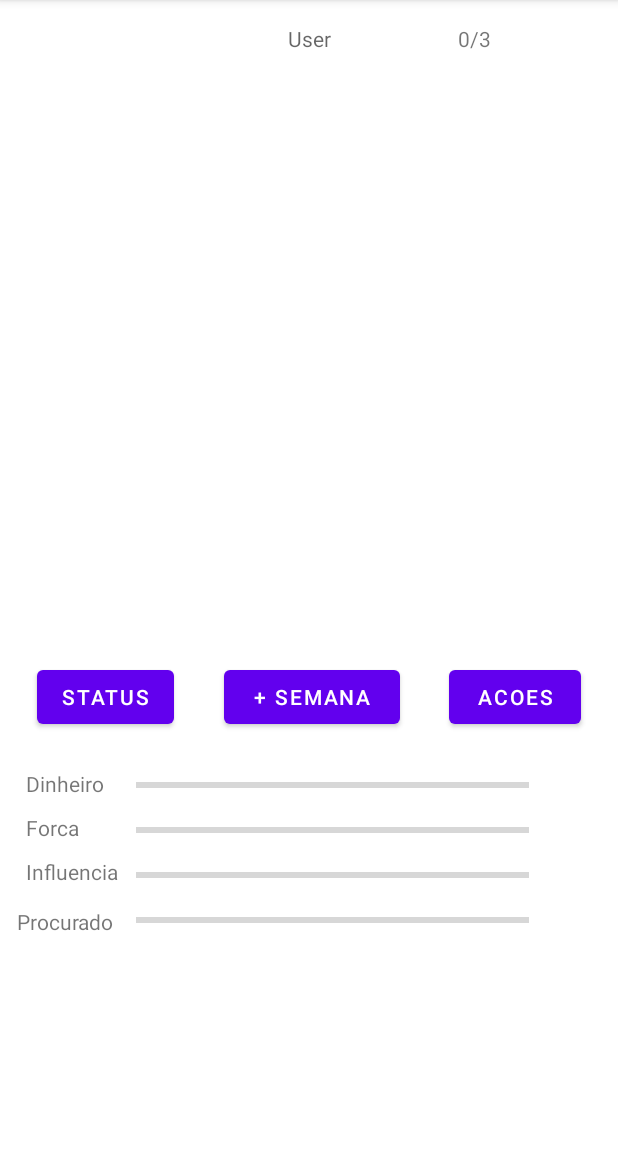
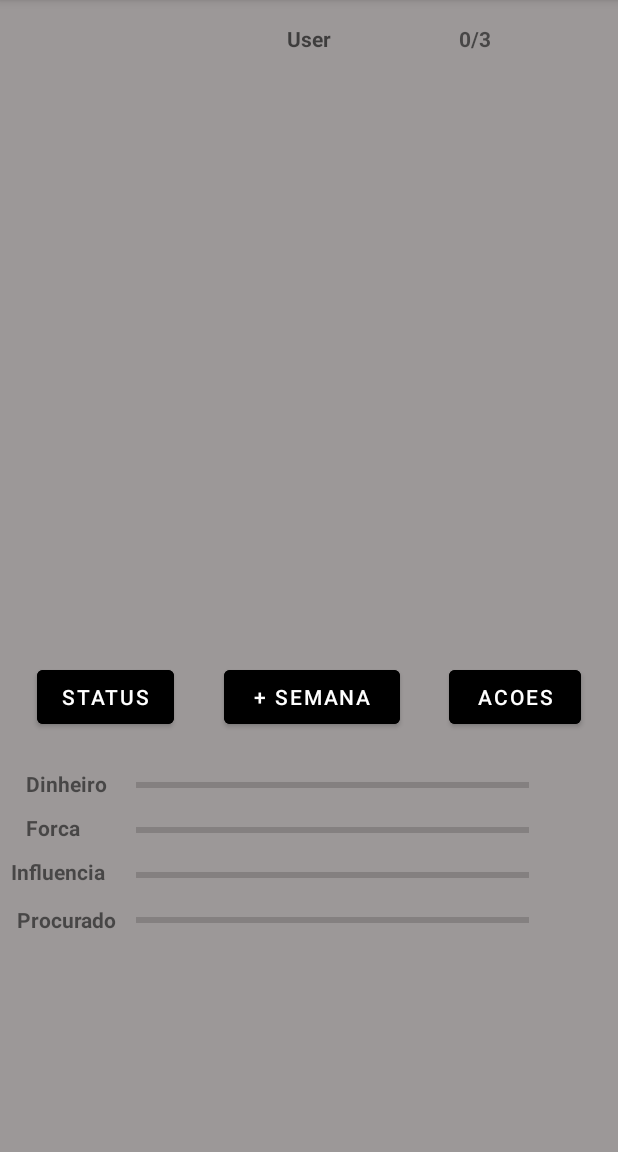
Before and after one commit to thon18valentim/Mafia-Manager, an Android app: the gameplay_main screen opened directly, with no data from a screen before it, on a phone screen of 412 x 824 dp, the part 84-1236 px from its top. Run offline under Robolectric (Android 15) with nearby library versions, the phone set to English and light mode, and no system bars; 6 statements that could not run were skipped.

Commit message:
Ajustes finais

```diff
--- a/Mafia/app/src/main/res/layout/activity_game_over.xml
+++ b/Mafia/app/src/main/res/layout/activity_game_over.xml
@@ -4,6 +4,7 @@
     xmlns:tools="http://schemas.android.com/tools"
     android:layout_width="match_parent"
     android:layout_height="match_parent"
+    android:background="#9C9898"
     tools:context=".game_over">
 
     <TextView
@@ -15,6 +16,7 @@
         android:layout_marginEnd="24dp"
         android:text="GAME OVER"
         android:textSize="34sp"
+        android:textStyle="bold"
         app:layout_constraintEnd_toEndOf="parent"
         app:layout_constraintStart_toStartOf="parent"
         app:layout_constraintTop_toTopOf="parent" />
--- a/Mafia/app/src/main/res/layout/activity_gameplay_main.xml
+++ b/Mafia/app/src/main/res/layout/activity_gameplay_main.xml
@@ -4,6 +4,7 @@
     xmlns:tools="http://schemas.android.com/tools"
     android:layout_width="match_parent"
     android:layout_height="match_parent"
+    android:background="#9C9898"
     tools:context=".gameplay_main">
 
     <Button
@@ -13,6 +14,7 @@
         android:layout_marginStart="8dp"
         android:layout_marginTop="8dp"
         android:layout_marginEnd="8dp"
+        android:backgroundTint="@color/black"
         android:text="+ Semana"
         app:layout_constraintEnd_toStartOf="@+id/button_actions"
         app:layout_constraintStart_toEndOf="@+id/button_status"
@@ -25,6 +27,7 @@
         android:layout_marginStart="8dp"
         android:layout_marginTop="8dp"
         android:layout_marginEnd="8dp"
+        android:backgroundTint="@color/black"
         android:text="Acoes"
         app:layout_constraintEnd_toEndOf="parent"
         app:layout_constraintStart_toEndOf="@+id/button_time"
@@ -37,6 +40,7 @@
         android:layout_marginStart="8dp"
         android:layout_marginTop="8dp"
         android:layout_marginEnd="8dp"
+        android:backgroundTint="@color/black"
         android:text="status"
         app:layout_constraintEnd_toStartOf="@+id/button_time"
         app:layout_constraintStart_toStartOf="parent"
@@ -100,6 +104,7 @@
         android:layout_height="0dp"
         android:layout_marginTop="16dp"
         android:hint="User"
+        android:textStyle="bold"
         app:layout_constraintEnd_toEndOf="parent"
         app:layout_constraintStart_toStartOf="parent"
         app:layout_constraintTop_toTopOf="parent" />
@@ -113,6 +118,7 @@
         android:layout_marginEnd="8dp"
         android:hint="Dinheiro"
         android:text="Dinheiro"
+        android:textStyle="bold"
         app:layout_constraintEnd_toStartOf="@+id/progress_bar_money"
         app:layout_constraintHorizontal_bias="0.842"
         app:layout_constraintStart_toStartOf="parent"
@@ -126,6 +132,7 @@
         android:layout_marginTop="8dp"
         android:layout_marginEnd="8dp"
         android:text="Forca"
+        android:textStyle="bold"
         app:layout_constraintEnd_toStartOf="@+id/progress_bar_money"
         app:layout_constraintHorizontal_bias="0.842"
         app:layout_constraintStart_toStartOf="parent"
@@ -133,12 +140,13 @@
 
     <TextView
         android:id="@+id/textView4"
-        android:layout_width="63dp"
-        android:layout_height="21dp"
+        android:layout_width="76dp"
+        android:layout_height="20dp"
         android:layout_marginStart="8dp"
         android:layout_marginTop="8dp"
         android:layout_marginEnd="8dp"
         android:text="Influencia"
+        android:textStyle="bold"
         app:layout_constraintEnd_toStartOf="@+id/progress_bar_money"
         app:layout_constraintHorizontal_bias="0.842"
         app:layout_constraintStart_toStartOf="parent"
@@ -152,6 +160,7 @@
         android:layout_marginTop="12dp"
         android:layout_marginEnd="8dp"
         android:text="Procurado"
+        android:textStyle="bold"
         app:layout_constraintEnd_toStartOf="@+id/progress_bar_money"
         app:layout_constraintHorizontal_bias="1.0"
         app:layout_constraintStart_toStartOf="parent"
@@ -174,6 +183,7 @@
         android:layout_height="0dp"
         android:layout_marginTop="16dp"
         android:text="Action Counter"
+        android:textStyle="bold"
         app:layout_constraintEnd_toEndOf="parent"
         app:layout_constraintStart_toEndOf="@+id/text_view_mafiaName"
         app:layout_constraintTop_toTopOf="parent" />
--- a/Mafia/app/src/main/res/layout/activity_main.xml
+++ b/Mafia/app/src/main/res/layout/activity_main.xml
@@ -4,14 +4,16 @@
     xmlns:tools="http://schemas.android.com/tools"
     android:layout_width="match_parent"
     android:layout_height="match_parent"
+    android:background="#9C9898"
     tools:context=".MainActivity">
 
     <TextView
         android:id="@+id/textView"
         android:layout_width="wrap_content"
         android:layout_height="wrap_content"
-        android:text="MAFIA"
+        android:text="MAFIA MANAGER"
         android:textSize="34sp"
+        android:textStyle="bold"
         app:layout_constraintBottom_toBottomOf="parent"
         app:layout_constraintHorizontal_bias="0.498"
         app:layout_constraintLeft_toLeftOf="parent"
@@ -24,6 +26,7 @@
         android:layout_width="wrap_content"
         android:layout_height="48dp"
         android:layout_marginBottom="84dp"
+        android:backgroundTint="@color/black"
         android:text="Iniciar"
         app:layout_constraintBottom_toBottomOf="parent"
         app:layout_constraintEnd_toEndOf="parent"
--- a/Mafia/app/src/main/res/layout/activity_status_gameplay.xml
+++ b/Mafia/app/src/main/res/layout/activity_status_gameplay.xml
@@ -4,6 +4,7 @@
     xmlns:tools="http://schemas.android.com/tools"
     android:layout_width="match_parent"
     android:layout_height="match_parent"
+    android:background="#9C9898"
     tools:context=".status_gameplay">
 
     <TextView
```
Also changed, not shown: Mafia/app/src/main/res/layout/activity_action_list.xml (+12 -9 lines), Mafia/app/src/main/res/layout/activity_actions_result.xml (+8 -1 lines).
